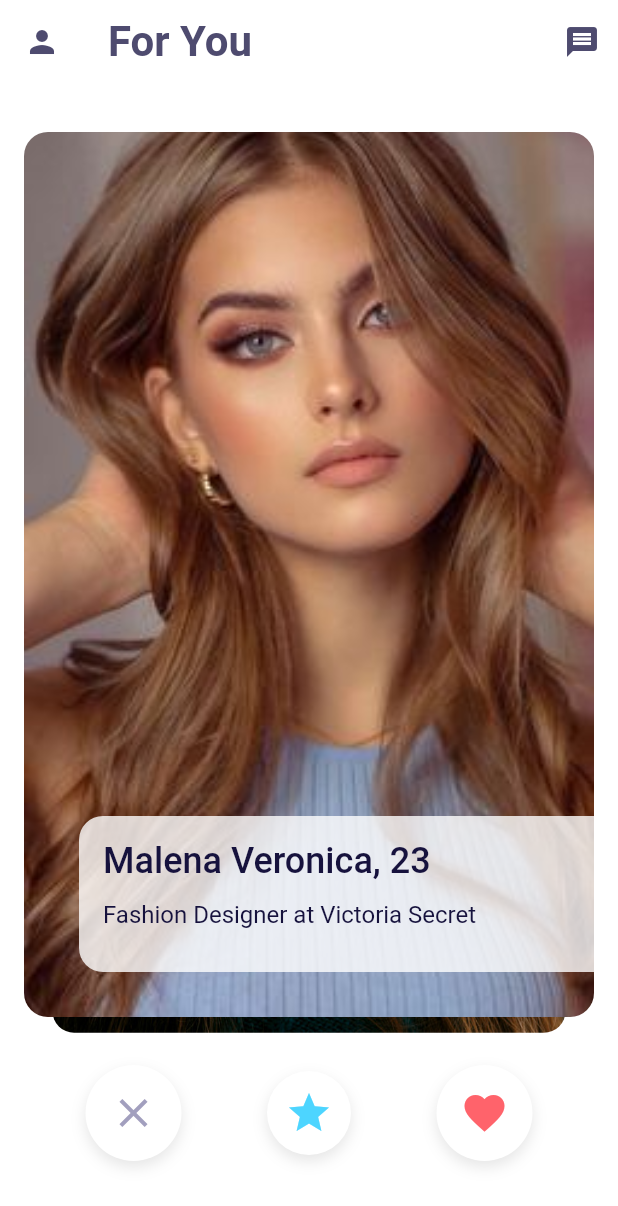
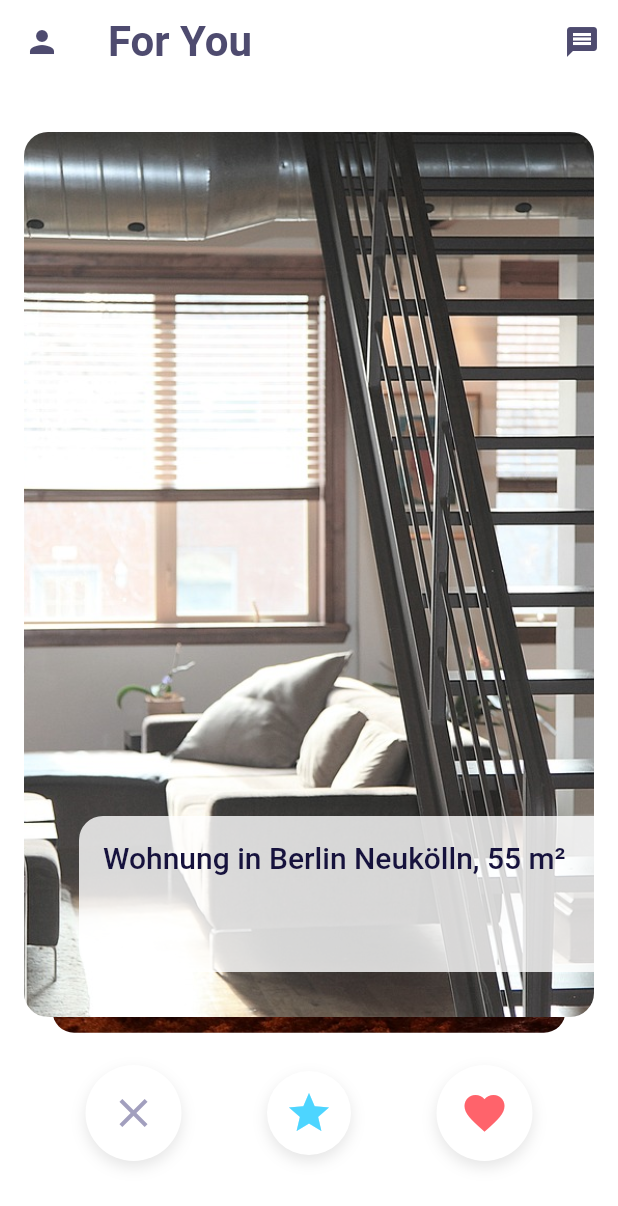
Before and after one commit to Tobias314/HomeSwap, a Flutter app: the SwipePage screen opened directly, on a phone screen of 412 x 824 dp. Shown: the top 1206 px of the screen. Run offline on Flutter 3.47's test engine with Material 2 defaults, Android fonts, the phone set to English and light mode, and no system bars; drawn by our look-alikes of appinio_swiper.

Commit message:
Update image paths in login_page.dart, swipe_page.dart, and user_info_page.dart

```diff
--- a/frontend/lib/pages/login_page.dart
+++ b/frontend/lib/pages/login_page.dart
@@ -72,6 +72,7 @@ class _MyStatefulWidgetState extends State<MyStatefulWidget> {
                 ),
               ),
             ),
+            const SizedBox(height: 32),
             ElevatedButton(
               child: const Text('Sign In'),
               onPressed: () {
--- a/frontend/lib/pages/swipe_page.dart
+++ b/frontend/lib/pages/swipe_page.dart
@@ -15,11 +15,9 @@ class _SwipePageState extends State<SwipePage> {
   List<ProfileCard> profile = [];
 
   List<String> images = [
-    'assets/images/user1.jpg',
-    'assets/images/user7.png',
-    'assets/images/user2.jpg',
-    'assets/images/user3.jpg',
-    'assets/images/user4.jpg',
+    'assets/images/example1.jpg',
+    'assets/images/example2.jpg',
+    'assets/images/example3.jpg',
   ];
 
   @override
--- a/frontend/lib/widgets/profile_card.dart
+++ b/frontend/lib/widgets/profile_card.dart
@@ -46,9 +46,7 @@ class ProfileCard extends StatelessWidget {
               child: Column(
                 crossAxisAlignment: CrossAxisAlignment.start,
                 children: [
-                  Text('Malena Veronica, 23', style: TextStyle(color: ColorConstants.secondary, fontSize: 24, fontWeight: FontWeight.w500)),
-                  const SizedBox(height: 12,),
-                  Text('Fashion Designer at Victoria Secret', style: TextStyle(color: ColorConstants.secondary, fontSize: 16)),
+                  Text('Wohnung in Berlin Neukölln, 55 m²', style: TextStyle(color: ColorConstants.secondary, fontSize: 20, fontWeight: FontWeight.w500)),
                 ],
               ),
             ),
```
Also changed, not shown: frontend/lib/pages/user_info_page.dart (+9 -58 lines), frontend/assets/images/example1.jpg (added), frontend/assets/images/example2.jpg (added), frontend/assets/images/example3.jpg (added), frontend/assets/images/user1.jpg (deleted), frontend/assets/images/user10.png (deleted), frontend/assets/images/user2.jpg (deleted), frontend/assets/images/user3.jpg (deleted), frontend/assets/images/user4.jpg (deleted), frontend/assets/images/user5.jpeg (deleted), frontend/assets/images/user6.png (deleted), frontend/assets/images/user7.png (deleted), frontend/assets/images/user8.png (deleted), frontend/assets/images/user9.png (deleted).
